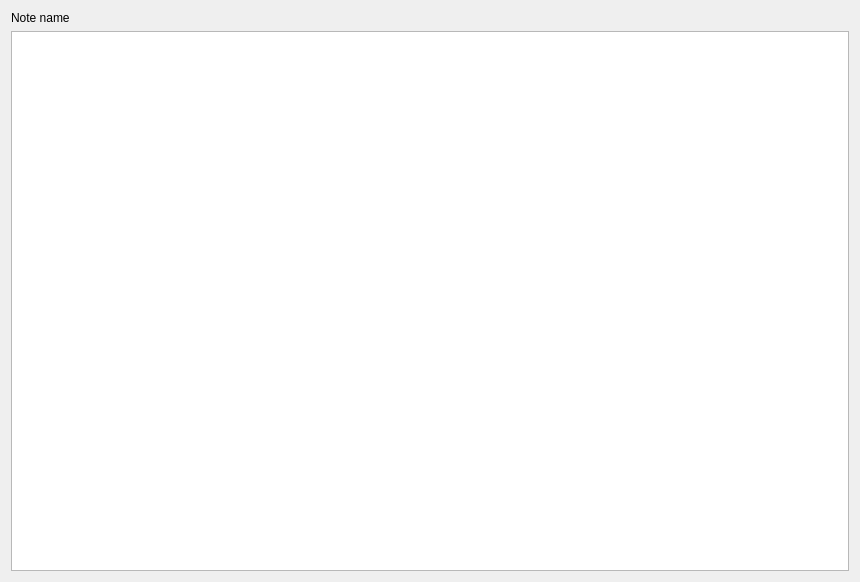
First picture: the form in Notessa/text_note/ui/show_textnote_widget.ui, repository Eixini/Notessa, before the edit.
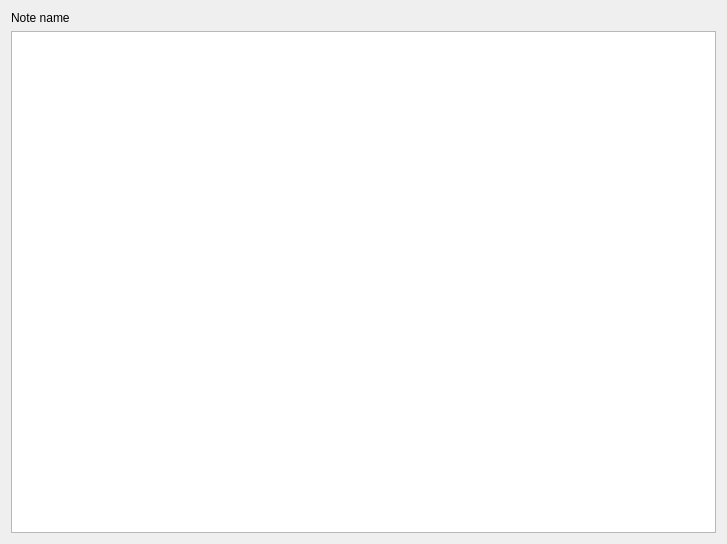
Second picture: the form after the edit.

Patch:
```diff
--- a/Notessa/text_note/ui/show_textnote_widget.ui
+++ b/Notessa/text_note/ui/show_textnote_widget.ui
@@ -1,15 +1,21 @@
 <?xml version="1.0" encoding="UTF-8"?>
 <ui version="4.0">
  <class>ShowTextNoteWidget</class>
- <widget class="QDialog" name="ShowTextNoteWidget">
+ <widget class="QWidget" name="ShowTextNoteWidget">
   <property name="geometry">
    <rect>
     <x>0</x>
     <y>0</y>
-    <width>860</width>
-    <height>582</height>
+    <width>727</width>
+    <height>544</height>
    </rect>
   </property>
+  <property name="sizePolicy">
+   <sizepolicy hsizetype="Expanding" vsizetype="Expanding">
+    <horstretch>0</horstretch>
+    <verstretch>0</verstretch>
+   </sizepolicy>
+  </property>
   <property name="windowTitle">
    <string>Dialog</string>
   </property>
```
Left out of the diff: 6 changed lines with no effect on the pictures.
